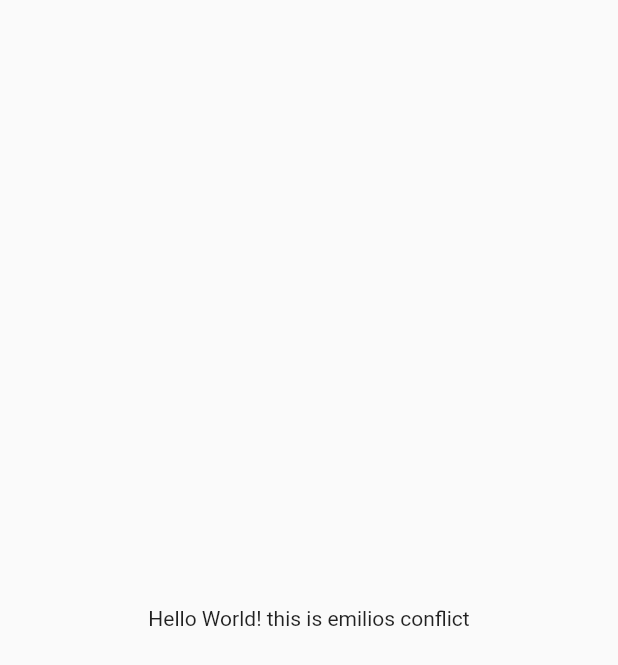
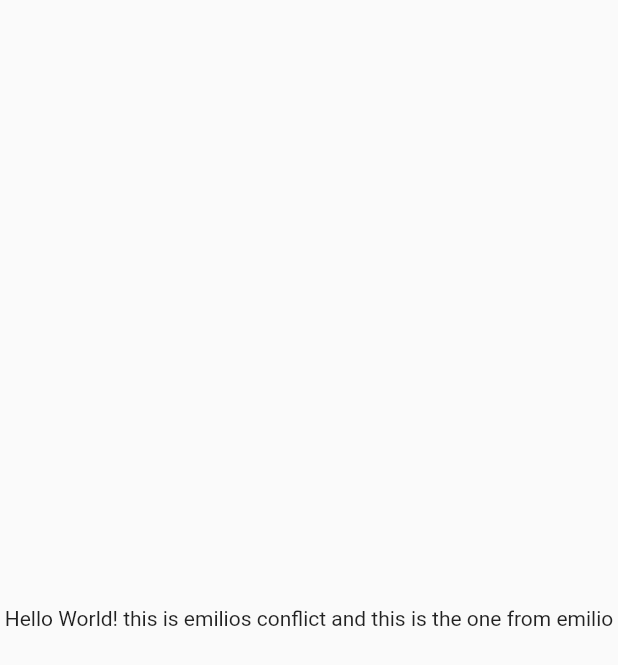
Before and after one commit to emilio-gichuru/conflict_test, a Flutter app: the screen it shows after launch, on a phone screen of 412 x 824 dp. Shown: the top 665 px of the screen. Run offline on Flutter 3.47's test engine with Material 2 defaults, Android fonts, the phone set to English and light mode, and no system bars.

Commit message:
Add: changes from emilio

```diff
--- a/lib/main.dart
+++ b/lib/main.dart
@@ -12,7 +12,7 @@ class MainApp extends StatelessWidget {
     return const MaterialApp(
       home: Scaffold(
         body: Center(
-          child: Text('Hello World! this is emilios conflict'),
+          child: Text('Hello World! this is emilios conflict and this is the one from emilio'),
         ),
       ),
     );
```
